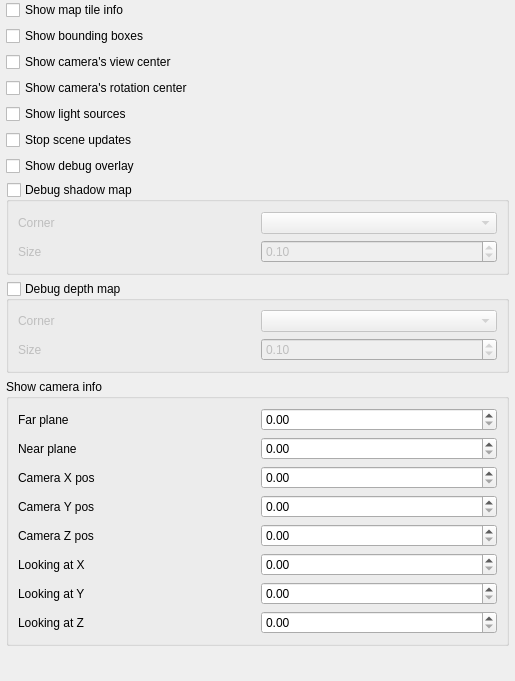
Above: src/ui/3d/3ddebugwidget.ui from carsmie/QGIS before the change. Below: the same form after it.
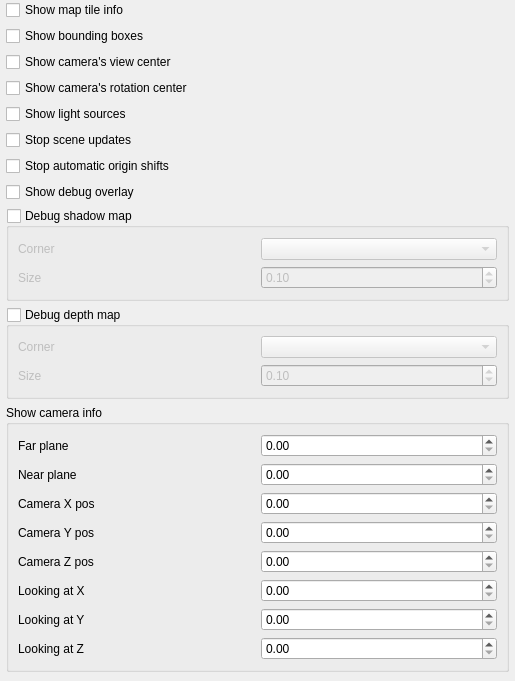
That is the form after the change. Custom widgets are drawn as their Qt base class.

Commit message:
Large scene support: shift scene's origin if the camera got too far
This should greatly improve our capability to handle large scenes (e.g. more than 50km across)

Also add a checkbox to the debug panel to allow devs temporarily turn it off.

What changed in the file:
```diff
--- a/src/ui/3d/3ddebugwidget.ui
+++ b/src/ui/3d/3ddebugwidget.ui
@@ -61,7 +61,7 @@
         <x>0</x>
         <y>0</y>
         <width>501</width>
-        <height>742</height>
+        <height>795</height>
        </rect>
       </property>
       <property name="sizePolicy">
@@ -130,6 +130,13 @@
            </property>
           </widget>
          </item>
+         <item>
+          <widget class="QCheckBox" name="chkStopOriginShifts">
+           <property name="text">
+            <string>Stop automatic origin shifts</string>
+           </property>
+          </widget>
+         </item>
          <item>
           <widget class="QCheckBox" name="chkDebugOverlay">
            <property name="visible">
```
The commit also changes 11 other files.
